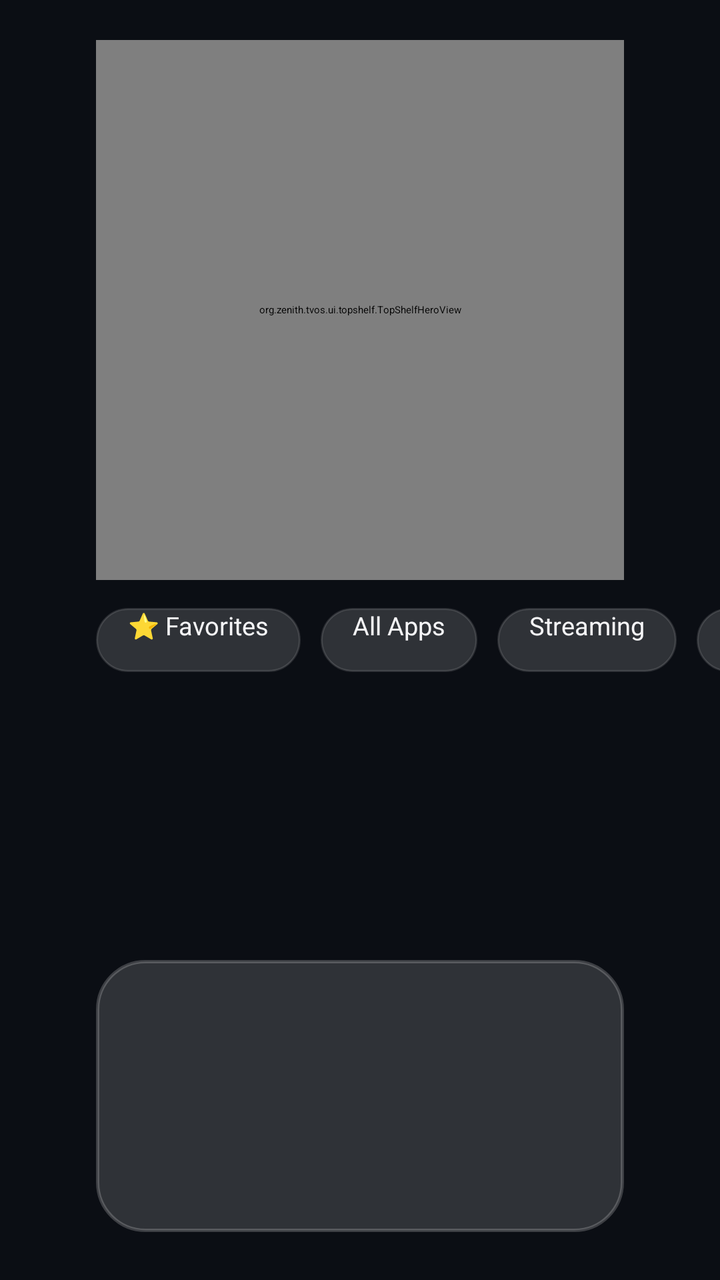
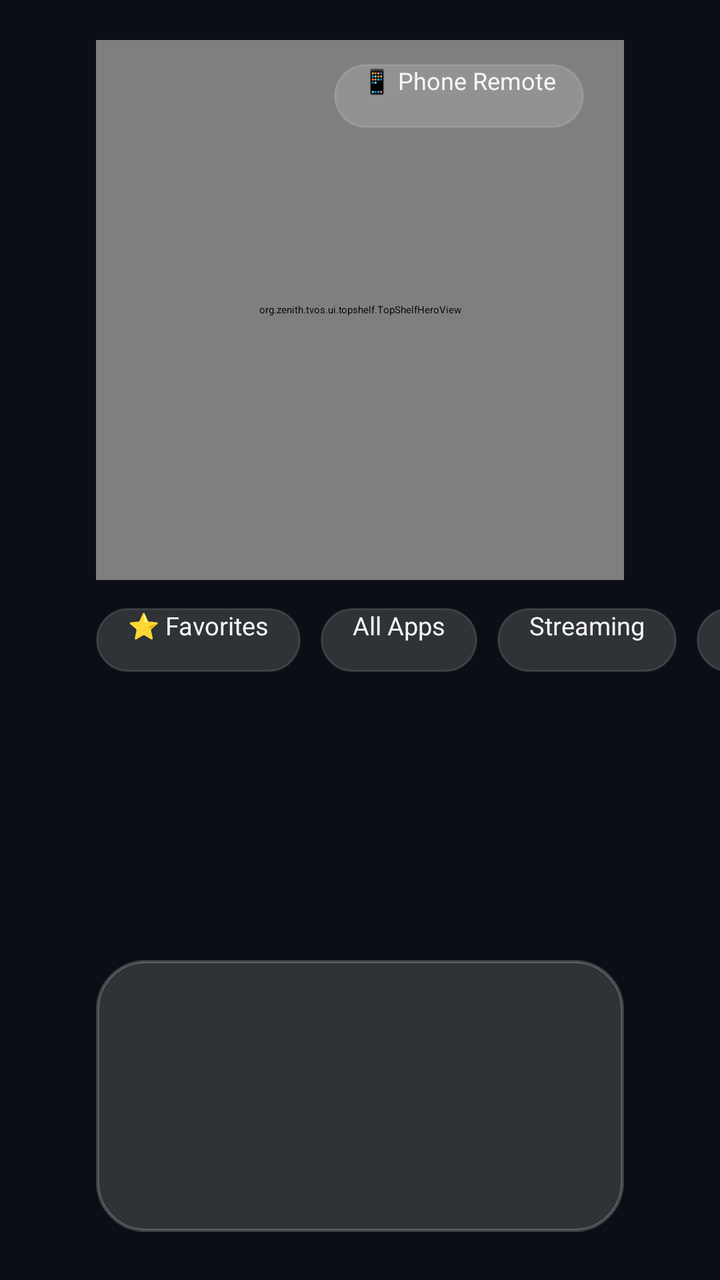

An Android layout rendered at two revisions. The XML below is the earlier revision; the diff shows what the commit changed to produce the second picture.
<!-- AndroidManifest.xml: activity theme Theme.ZenithTvOS.Launcher -->
<!-- res/layout/activity_main.xml -->
<?xml version="1.0" encoding="utf-8"?>
<RelativeLayout xmlns:android="http://schemas.android.com/apk/res/android"
    android:id="@+id/rootContainer"
    android:layout_width="match_parent"
    android:layout_height="match_parent"
    android:background="@color/tvos_background"
    android:clipChildren="false"
    android:clipToPadding="false">

    
    <org.zenith.tvos.ui.topshelf.TopShelfHeroView
        android:id="@+id/topShelfHero"
        android:layout_width="match_parent"
        android:layout_height="270dp"
        android:layout_alignParentTop="true"
        android:layout_marginStart="48dp"
        android:layout_marginEnd="48dp"
        android:layout_marginLeft="48dp"
        android:layout_marginRight="48dp"
        android:layout_marginTop="20dp"
        android:clipChildren="false" />

    
    <HorizontalScrollView
        android:id="@+id/categoryPillsScroll"
        android:layout_width="match_parent"
        android:layout_height="36dp"
        android:layout_below="@id/topShelfHero"
        android:layout_marginStart="48dp"
        android:layout_marginEnd="48dp"
        android:layout_marginLeft="48dp"
        android:layout_marginRight="48dp"
        android:layout_marginTop="12dp"
        android:scrollbars="none"
        android:overScrollMode="never">

        <LinearLayout
            android:id="@+id/categoryPillsLayout"
            android:layout_width="wrap_content"
            android:layout_height="match_parent"
            android:gravity="center_vertical"
            android:orientation="horizontal">

            <Button
                android:id="@+id/pillFavorites"
                android:layout_width="wrap_content"
                android:layout_height="32dp"
                android:layout_marginEnd="10dp"
                android:layout_marginRight="10dp"
                android:background="@drawable/bg_category_pill"
                android:focusable="true"
                android:nextFocusUp="@+id/btnTopShelfPlay"
                android:nextFocusDown="@+id/appRecyclerView"
                android:paddingHorizontal="16dp"
                android:text="⭐ Favorites"
                android:textAllCaps="false"
                android:textColor="@color/tvos_text_primary"
                android:textSize="12.5sp" />

            <Button
                android:id="@+id/pillAll"
                android:layout_width="wrap_content"
                android:layout_height="32dp"
                android:layout_marginEnd="10dp"
                android:layout_marginRight="10dp"
                android:background="@drawable/bg_category_pill"
                android:focusable="true"
                android:nextFocusUp="@+id/btnTopShelfPlay"
                android:nextFocusDown="@+id/appRecyclerView"
                android:paddingHorizontal="16dp"
                android:text="All Apps"
                android:textAllCaps="false"
                android:textColor="@color/tvos_text_primary"
                android:textSize="12.5sp" />

            <Button
                android:id="@+id/pillStreaming"
                android:layout_width="wrap_content"
                android:layout_height="32dp"
                android:layout_marginEnd="10dp"
                android:layout_marginRight="10dp"
                android:background="@drawable/bg_category_pill"
                android:focusable="true"
                android:nextFocusUp="@+id/btnTopShelfPlay"
                android:nextFocusDown="@+id/appRecyclerView"
                android:paddingHorizontal="16dp"
                android:text="Streaming"
                android:textAllCaps="false"
                android:textColor="@color/tvos_text_primary"
                android:textSize="12.5sp" />

            <Button
                android:id="@+id/pillMusic"
                android:layout_width="wrap_content"
                android:layout_height="32dp"
                android:layout_marginEnd="10dp"
                android:layout_marginRight="10dp"
                android:background="@drawable/bg_category_pill"
                android:focusable="true"
                android:nextFocusUp="@+id/btnTopShelfPlay"
                android:nextFocusDown="@+id/appRecyclerView"
                android:paddingHorizontal="16dp"
                android:text="Music"
                android:textAllCaps="false"
                android:textColor="@color/tvos_text_primary"
                android:textSize="12.5sp" />

            <Button
                android:id="@+id/pillGaming"
                android:layout_width="wrap_content"
                android:layout_height="32dp"
                android:layout_marginEnd="10dp"
                android:layout_marginRight="10dp"
                android:background="@drawable/bg_category_pill"
                android:focusable="true"
                android:nextFocusUp="@+id/btnTopShelfPlay"
                android:nextFocusDown="@+id/appRecyclerView"
                android:paddingHorizontal="16dp"
                android:text="Games"
                android:textAllCaps="false"
                android:textColor="@color/tvos_text_primary"
                android:textSize="12.5sp" />

            <Button
                android:id="@+id/pillTools"
                android:layout_width="wrap_content"
                android:layout_height="32dp"
                android:layout_marginEnd="10dp"
                android:layout_marginRight="10dp"
                android:background="@drawable/bg_category_pill"
                android:focusable="true"
                android:nextFocusUp="@+id/btnTopShelfPlay"
                android:nextFocusDown="@+id/appRecyclerView"
                android:paddingHorizontal="16dp"
                android:text="Tools"
                android:textAllCaps="false"
                android:textColor="@color/tvos_text_primary"
                android:textSize="12.5sp" />

            <Button
                android:id="@+id/pillSystem"
                android:layout_width="wrap_content"
                android:layout_height="32dp"
                android:layout_marginEnd="10dp"
                android:layout_marginRight="10dp"
                android:background="@drawable/bg_category_pill"
                android:focusable="true"
                android:nextFocusUp="@+id/btnTopShelfPlay"
                android:nextFocusDown="@+id/appRecyclerView"
                android:paddingHorizontal="16dp"
                android:text="System"
                android:textAllCaps="false"
                android:textColor="@color/tvos_text_primary"
                android:textSize="12.5sp" />

        </LinearLayout>
    </HorizontalScrollView>

    
    <TextView
        android:id="@+id/focusedAppName"
        android:layout_width="wrap_content"
        android:layout_height="wrap_content"
        android:layout_above="@id/dockContainer"
        android:layout_centerHorizontal="true"
        android:layout_marginBottom="6dp"
        android:fontFamily="sans-serif-medium"
        android:text=""
        android:textColor="@color/tvos_text_primary"
        android:textSize="15sp"
        android:alpha="0.85" />

    
    <FrameLayout
        android:id="@+id/dockContainer"
        android:layout_width="match_parent"
        android:layout_height="136dp"
        android:layout_alignParentBottom="true"
        android:layout_marginStart="48dp"
        android:layout_marginEnd="48dp"
        android:layout_marginLeft="48dp"
        android:layout_marginRight="48dp"
        android:layout_marginBottom="24dp"
        android:background="@drawable/bg_frosted_dock"
        android:clipChildren="false"
        android:clipToPadding="false"
        android:paddingHorizontal="20dp"
        android:paddingVertical="8dp">

        <androidx.recyclerview.widget.RecyclerView
            android:id="@+id/appRecyclerView"
            android:layout_width="match_parent"
            android:layout_height="match_parent"
            android:clipChildren="false"
            android:clipToPadding="false"
            android:nextFocusUp="@+id/pillFavorites"
            android:descendantFocusability="afterDescendants"
            android:overScrollMode="never" />

    </FrameLayout>

</RelativeLayout>
<!-- resources referenced by this layout -->
<resources>
  <color name="tvos_background">#0B0E14</color>
  <color name="tvos_text_primary">#F5F5F7</color>
  <!-- drawable bg_category_pill (drawable) -->
  <?xml version="1.0" encoding="utf-8"?>
  <selector xmlns:android="http://schemas.android.com/apk/res/android">
      <item android:state_focused="true">
          <shape android:shape="rectangle">
              <corners android:radius="18dp" />
              <solid android:color="#FFFFFFFF" />
              <stroke android:width="2dp" android:color="#2997FF" />
          </shape>
      </item>
      <item android:state_selected="true">
          <shape android:shape="rectangle">
              <corners android:radius="18dp" />
              <solid android:color="#332997FF" />
              <stroke android:width="1dp" android:color="#2997FF" />
          </shape>
      </item>
      <item>
          <shape android:shape="rectangle">
              <corners android:radius="18dp" />
              <solid android:color="#26FFFFFF" />
              <stroke android:width="1dp" android:color="#20FFFFFF" />
          </shape>
      </item>
  </selector>
  <!-- drawable bg_frosted_dock (drawable) -->
  <?xml version="1.0" encoding="utf-8"?>
  <shape xmlns:android="http://schemas.android.com/apk/res/android"
      android:shape="rectangle">
      <corners android:radius="24dp" />
      <solid android:color="#26FFFFFF" />
      <stroke
          android:width="1.5dp"
          android:color="#33FFFFFF" />
  </shape>
  <style name="Theme.ZenithTvOS.Launcher" parent="Theme.ZenithTvOS">
          <item name="android:windowShowWallpaper">false</item>
          <item name="android:windowDisablePreview">true</item>
          <item name="android:windowAnimationStyle">@null</item>
      </style>
  <style name="Theme.ZenithTvOS" parent="Theme.Leanback">
          <item name="android:windowBackground">@color/tvos_background</item>
          <item name="android:textColorPrimary">@color/tvos_text_primary</item>
          <item name="android:textColorSecondary">@color/tvos_text_secondary</item>
          <item name="android:windowNoTitle">true</item>
          <item name="android:windowFullscreen">true</item>
      </style>
  <color name="tvos_text_secondary">#8E8E93</color>
</resources>

<!-- the commit's change to res/layout/activity_main.xml (unified diff, before → after) -->
@@ -19,6 +19,25 @@
         android:layout_marginRight="48dp"
         android:layout_marginTop="20dp"
         android:clipChildren="false" />
+
+    
+    <Button
+        android:id="@+id/btnPhoneRemote"
+        android:layout_width="wrap_content"
+        android:layout_height="32dp"
+        android:layout_alignParentTop="true"
+        android:layout_alignParentEnd="true"
+        android:layout_alignParentRight="true"
+        android:layout_marginTop="32dp"
+        android:layout_marginEnd="68dp"
+        android:layout_marginRight="68dp"
+        android:background="@drawable/bg_category_pill"
+        android:focusable="true"
+        android:paddingHorizontal="14dp"
+        android:text="📱 Phone Remote"
+        android:textAllCaps="false"
+        android:textColor="@color/tvos_text_primary"
+        android:textSize="12sp" />
 
     
     <HorizontalScrollView
